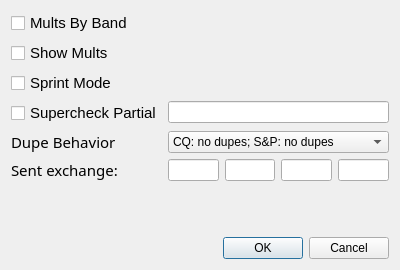
Above: so2sdr/contestoptdialog.ui from n4ogw/so2sdr before the change. Below: the same form after it.
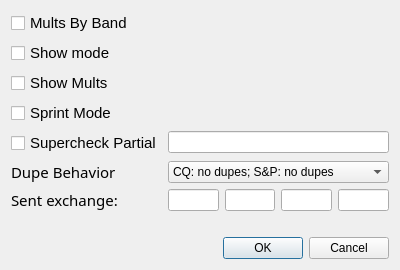
That is the form after the change.

Commit message: Add an option in Contest Options dialog to show or hide the mode column. This defaults to false (hidden). The setting is remembered in the contest config file.

```diff
--- a/so2sdr/contestoptdialog.ui
+++ b/so2sdr/contestoptdialog.ui
@@ -52,7 +52,7 @@
        </property>
       </widget>
      </item>
-     <item row="2" column="0">
+     <item row="3" column="0">
       <widget class="QCheckBox" name="ShowMultsCheckBox">
        <property name="font">
         <font>
@@ -67,7 +67,7 @@
        </property>
       </widget>
      </item>
-     <item row="3" column="0">
+     <item row="4" column="0">
       <widget class="QCheckBox" name="SprintCheckBox">
        <property name="font">
         <font>
@@ -82,7 +82,7 @@
        </property>
       </widget>
      </item>
-     <item row="4" column="0">
+     <item row="5" column="0">
       <widget class="QCheckBox" name="MasterCheckBox">
        <property name="font">
         <font>
@@ -94,7 +94,7 @@
        </property>
       </widget>
      </item>
-     <item row="4" column="1">
+     <item row="5" column="1">
       <widget class="QLineEdit" name="MasterLineEdit">
        <property name="toolTip">
         <string>Filename of master call database. File must be in 
@@ -102,7 +102,7 @@
        </property>
       </widget>
      </item>
-     <item row="5" column="0">
+     <item row="6" column="0">
       <widget class="QLabel" name="label_2">
        <property name="font">
         <font>
@@ -115,7 +115,7 @@
        </property>
       </widget>
      </item>
-     <item row="5" column="1">
+     <item row="6" column="1">
       <widget class="QComboBox" name="dupesComboBox">
        <item>
         <property name="text">
@@ -139,7 +139,7 @@
        </item>
       </widget>
      </item>
-     <item row="6" column="0">
+     <item row="7" column="0">
       <widget class="QLabel" name="label">
        <property name="font">
         <font>
@@ -152,7 +152,7 @@
        </property>
       </widget>
      </item>
-     <item row="6" column="1">
+     <item row="7" column="1">
       <layout class="QHBoxLayout" name="horizontalLayout">
        <item>
         <widget class="QLineEdit" name="lineEditExch1"/>
@@ -168,6 +168,18 @@
        </item>
       </layout>
      </item>
+     <item row="2" column="0">
+      <widget class="QCheckBox" name="ShowModeCheckBox">
+       <property name="font">
+        <font>
+         <pointsize>11</pointsize>
+        </font>
+       </property>
+       <property name="text">
+        <string>Show mode</string>
+       </property>
+      </widget>
+     </item>
     </layout>
    </item>
    <item>
```
The commit also changes 4 other files.
